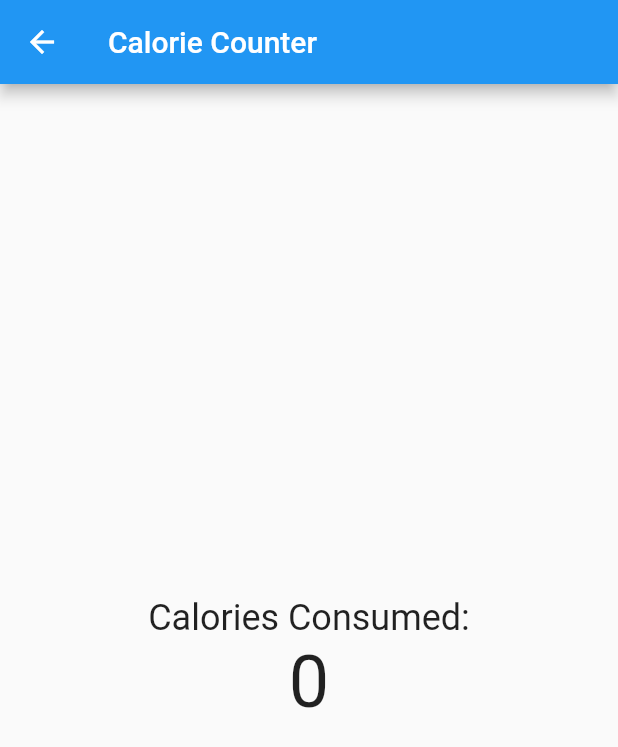
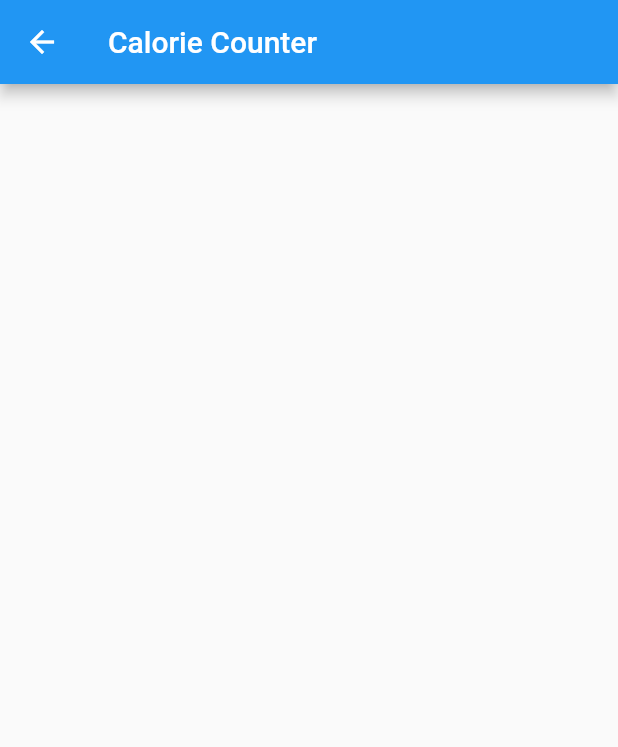
Before and after one commit to SimiAdeyemi/FitHub, a Flutter app: the calorieCounter screen opened directly, on a phone screen of 412 x 824 dp. Shown: the top 747 px of the screen. Run offline on Flutter 3.47's test engine with Material 2 defaults, Android fonts, the phone set to English and light mode, and no system bars; our stand-ins replace cloud_firestore, firebase_auth, firebase_core, fl_chart; accounts and stored records are empty.

Commit message:
Started working on the "day view" screen which I am calling calorieCounter.dart and I also reformatted existing code in other to make my code more readable according to dart standards

```diff
--- a/lib/FeatureSections/FoodTracker/Model/foodTask.dart
+++ b/lib/FeatureSections/FoodTracker/Model/foodTask.dart
@@ -1,6 +1,6 @@
 import 'package:cloud_firestore/cloud_firestore.dart';
+import 'package:group_project/FeatureSections/FoodTracker/uuid.dart';
 import 'package:json_annotation/json_annotation.dart';
-import 'package:group_project/FeatureSections/FoodTracker/uuid.dart';
 
 @JsonSerializable()
 class foodTask {
--- a/lib/FeatureSections/FoodTracker/Screens/calorieCounter.dart
+++ b/lib/FeatureSections/FoodTracker/Screens/calorieCounter.dart
@@ -1,16 +1,25 @@
 import 'package:flutter/material.dart';
-// import 'package:cloud_firestore/cloud_firestore.dart';
+import 'package:cloud_firestore/cloud_firestore.dart';
+import 'package:flutter/services.dart';
+import 'package:group_project/FeatureSections/FoodTracker/Model/foodTask.dart';
+import 'package:group_project/FeatureSections/FoodTracker/caloriesStats.dart';
+import 'package:provider/provider.dart';
+import 'package:group_project/FeatureSections/FoodTracker/foodDatabase/databaseFoodTracks.dart';
+
+// import 'package:openfoodfacts/model/Product.dart';
+// import 'package:openfoodfacts/openfoodfacts.dart';
+import 'dart:math';
+import 'package:group_project/FeatureSections/FoodTracker/colours.dart';
+// import 'package:calorie_tracker_app/src/utils/constants.dart';
 
 class calorieCounter extends StatefulWidget {
-  const calorieCounter({Key? key});
+  const calorieCounter();
 
   @override
   State<StatefulWidget> createState() => _calorieCounterState();
 }
 
 class _calorieCounterState extends State<calorieCounter> {
-  int _caloriesConsumed = 0;
-
   @override
   Widget build(BuildContext context) {
     return Scaffold(
@@ -22,21 +31,6 @@ class _calorieCounterState extends State<calorieCounter> {
         ),
         title: const Text('Calorie Counter'),
       ),
-      body: Center(
-        child: Column(
-          mainAxisAlignment: MainAxisAlignment.center,
-          children: <Widget>[
-            const Text(
-              'Calories Consumed:',
-              style: TextStyle(fontSize: 24),
-            ),
-            Text(
-              '$_caloriesConsumed',
-              style: const TextStyle(fontSize: 48),
-            ),
-          ],
-        ),
-      ),
     );
   }
 }
--- a/lib/FeatureSections/FoodTracker/caloriesStats.dart
+++ b/lib/FeatureSections/FoodTracker/caloriesStats.dart
@@ -1,8 +1,8 @@
+import 'package:fl_chart/fl_chart.dart';
+import 'package:flutter/material.dart';
 import 'package:group_project/FeatureSections/FoodTracker/Model/foodTask.dart';
-import 'package:flutter/material.dart';
+import 'package:group_project/FeatureSections/FoodTracker/colours.dart';
 import 'package:provider/provider.dart';
-import 'package:fl_chart/fl_chart.dart';
-import 'package:group_project/FeatureSections/FoodTracker/colours.dart';
 
 class caloriesStats extends StatelessWidget {
   DateTime datePicked;
```
Also changed, not shown: lib/FeatureSections/FoodTracker/foodDatabase/databaseFoodTracks.dart (+2 -8 lines), lib/FeatureSections/FoodTracker/colours.dart (line endings or trailing spaces), lib/FeatureSections/FoodTracker/uuid.dart (line endings or trailing spaces).
